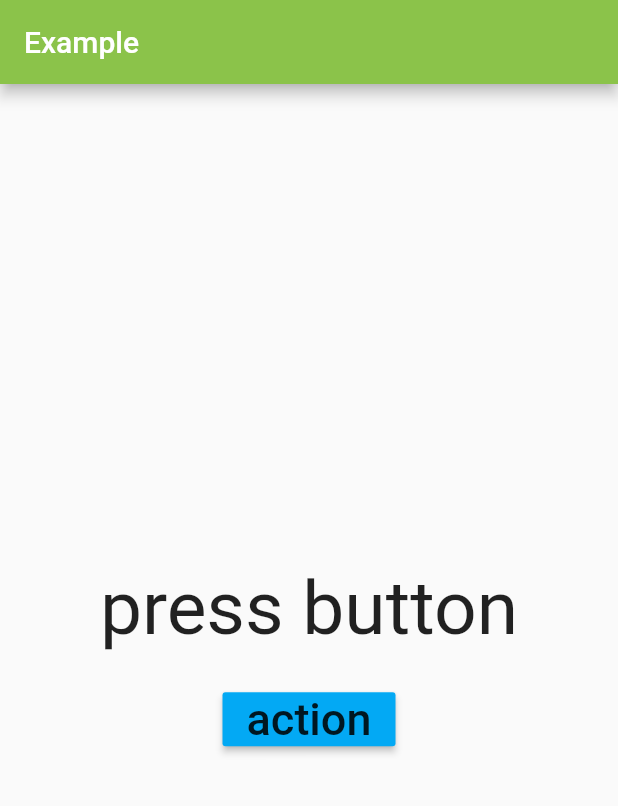
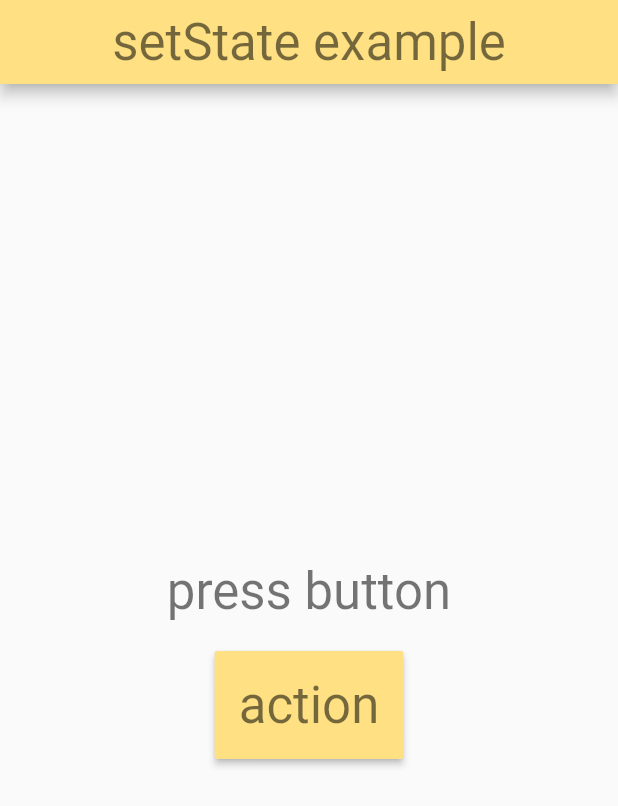
Before and after one commit to leventarican/cookbook-flutter, a Flutter app: the screen it shows after launch, after a tap on "simple", on a phone screen of 412 x 824 dp. Shown: the top 806 px of the screen. Run offline on Flutter 3.47's test engine with Material 2 defaults, Android fonts, the light colour scheme and no system bars.

Commit message:
refactor code

```diff
--- a/refresh/lib/examples/simple_example.dart
+++ b/refresh/lib/examples/simple_example.dart
@@ -1,6 +1,5 @@
 import 'package:flutter/material.dart';
 
-//simple example with a button and text
 class SimpleExample extends StatelessWidget {
   @override
   Widget build(BuildContext context) {
@@ -10,6 +9,8 @@ class SimpleExample extends StatelessWidget {
   }
 }
 
+/// demo of setstate. like in React.
+/// the UI is re-build when the state changes with Stateful widgets.
 class ThePage extends StatefulWidget {
   @override
   State<StatefulWidget> createState() {
@@ -31,10 +32,11 @@ class TheState extends State<ThePage> {
   ];
   var _lang = "press button";
 
-  action() {
+  _action() {
     setState(() {
-      _languages.shuffle();
-      _lang = _languages.elementAt(0);
+      _languages..shuffle();
+      _lang = _languages.first;
+      debugPrint(_lang);
     });
   }
 
@@ -42,8 +44,10 @@ class TheState extends State<ThePage> {
   Widget build(BuildContext context) {
     return Scaffold(
       appBar: AppBar(
-        title: Text("Example"),
-        backgroundColor: Colors.lightGreen,
+        title: Text('setState example',
+            style: Theme.of(context).textTheme.headline4),
+        backgroundColor: Colors.amber[200],
+        centerTitle: true,
       ),
       body: Container(
         child: Center(
@@ -51,17 +55,18 @@ class TheState extends State<ThePage> {
             mainAxisAlignment: MainAxisAlignment.center,
             children: <Widget>[
               // a text, some padding, then a button
-              Text(_lang, style: TextStyle(fontSize: 50.0)),
+              Text(_lang, style: Theme.of(context).textTheme.headline4),
               Padding(
                 padding: EdgeInsets.all(10.0),
               ),
               RaisedButton(
                 child: Text(
                   "action",
-                  style: TextStyle(fontSize: 30.0),
+                  style: Theme.of(context).textTheme.headline4,
                 ),
-                color: Colors.lightBlue,
-                onPressed: action,
+                color: Colors.amber[200],
+                padding: EdgeInsets.all(16.0),
+                onPressed: _action,
               )
             ],
           ),
--- a/refresh/lib/main.dart
+++ b/refresh/lib/main.dart
@@ -12,23 +12,6 @@ import './pages/programminglanguage_page.dart';
 
 import 'examples/list_view_example.dart';
 import 'template/template.dart';
-
-// hot reload may not work when switching example. thus run always app again.
-// main() => runApp(Start());
-// void main() => runApp(ListViewExample());
-//void main() => runApp(NavigationExample());
-//void main() => runApp(SimpleExample());
-//void main() => runApp(JsonRestExample());
-//void main() => runApp(Template());
-//void main() => runApp(RowColumnExample());
-
-// #############################################################################
-// # ProgrammingLanguagePage a more sophisticated way
-// based on: https://www.youtube.com/watch?v=jBBl1tYkUnE
-// MaterialApp has home property: will be our start page.
-//main() => runApp(MaterialApp(
-//      home: ProgrammingLanguagePage(),
-//    ));
 
 void main() => runApp(MaterialApp(
       debugShowCheckedModeBanner: false,
@@ -83,6 +66,14 @@ class _StartState extends State<Start> {
             name: 'row column',
             action: () => clicked(RowColumnExample()),
           ),
+          MenuButton(
+            name: 'start page',
+            action: () => clicked(StartPage()),
+          ),
+          MenuButton(
+            name: 'programming language',
+            action: () => clicked(ProgrammingLanguagePage()),
+          ),
         ]));
   }
 }
```
Also changed, not shown: 1 other file.
